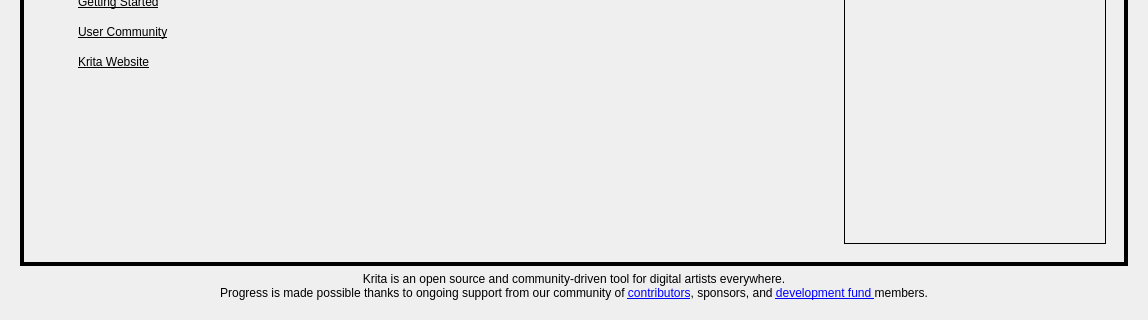
The window that libs/ui/forms/KisWelcomePage.ui (KDE/krita) describes before a commit, drawn with Qt 5; both pictures show x 0 to 1148 and y 488 to 808 of the 1148 by 808 pixel window.
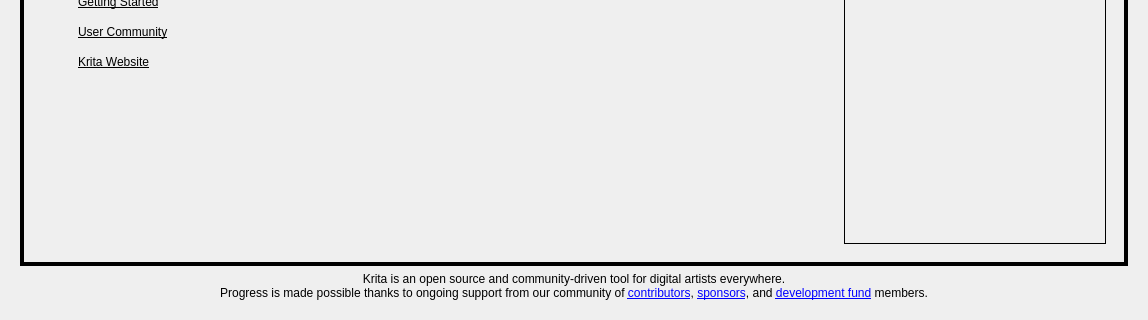
The same window after the commit. Custom widgets are drawn as their Qt base class.

Commit message:
Update links in welcome page footer
Fixed the stray underlined space after "development fund", and added a link for "sponsors".

| Before | After |
| ------ | ------ |
| ![Welcome_before](/uploads/d64ddfdfcd34bff2f4f5fc799cadd16e/Welcome_before.png)       |     ![Welcome_after](/uploads/ee18ff9c40a415510f2b7b481dec5588/Welcome_after.png)   |
|        |        |

Patch:
```diff
--- a/libs/ui/forms/KisWelcomePage.ui
+++ b/libs/ui/forms/KisWelcomePage.ui
@@ -1556,7 +1556,7 @@
 &lt;html&gt;&lt;head&gt;&lt;meta name=&quot;qrichtext&quot; content=&quot;1&quot; /&gt;&lt;style type=&quot;text/css&quot;&gt;
 p, li { white-space: pre-wrap; }
 &lt;/style&gt;&lt;/head&gt;&lt;body&gt;
-&lt;p style=&quot; margin-top:12px; margin-bottom:12px; margin-left:0px; margin-right:0px; -qt-block-indent:0; text-indent:0px;&quot;&gt;Krita is an open source and community-driven tool for digital artists everywhere.&lt;br /&gt;Progress is made possible thanks to ongoing support from our community of &lt;a href=&quot;https://docs.krita.org/en/contributors_manual.html&quot;&gt;contributors&lt;/a&gt;, sponsors, and &lt;a href=&quot;https://fund.krita.org/&quot;&gt;development fund &lt;/a&gt;members.&lt;/p&gt;&lt;/body&gt;&lt;/html&gt;</string>
+&lt;p style=&quot; margin-top:12px; margin-bottom:12px; margin-left:0px; margin-right:0px; -qt-block-indent:0; text-indent:0px;&quot;&gt;Krita is an open source and community-driven tool for digital artists everywhere.&lt;br /&gt;Progress is made possible thanks to ongoing support from our community of &lt;a href=&quot;https://docs.krita.org/en/contributors_manual.html&quot;&gt;contributors&lt;/a&gt;, &lt;a href=&quot;https://krita.org/en/sponsors/&quot;&gt;sponsors&lt;/a&gt;, and &lt;a href=&quot;https://fund.krita.org/&quot;&gt;development fund&lt;/a&gt; members.&lt;/p&gt;&lt;/body&gt;&lt;/html&gt;</string>
        </property>
        <property name="alignment">
         <set>Qt::AlignCenter</set>
```
